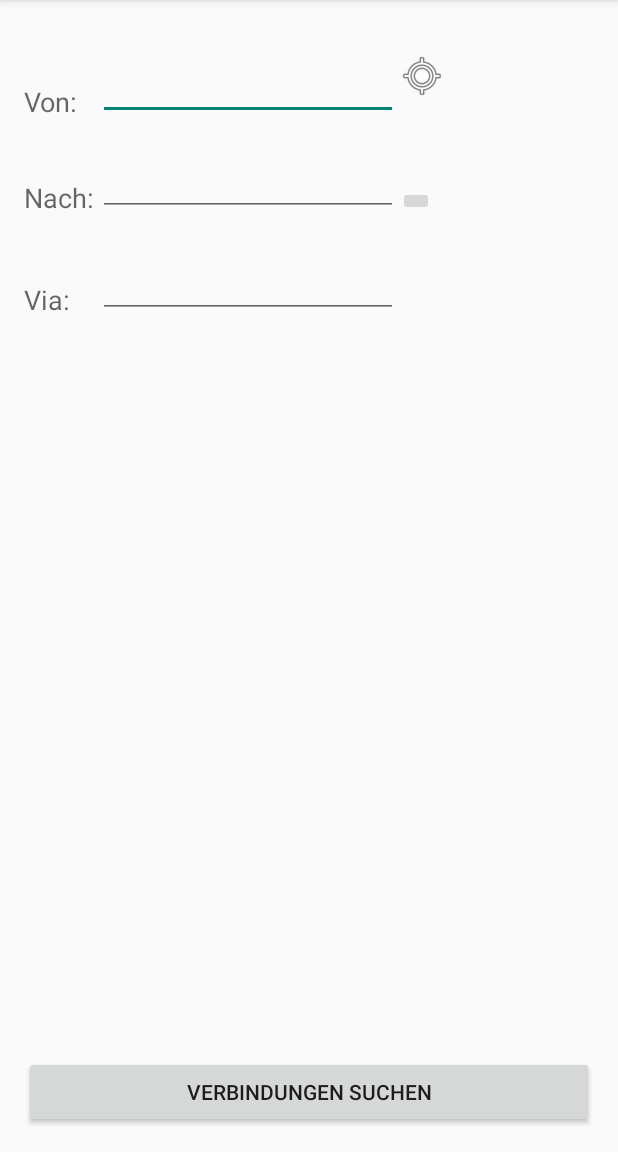
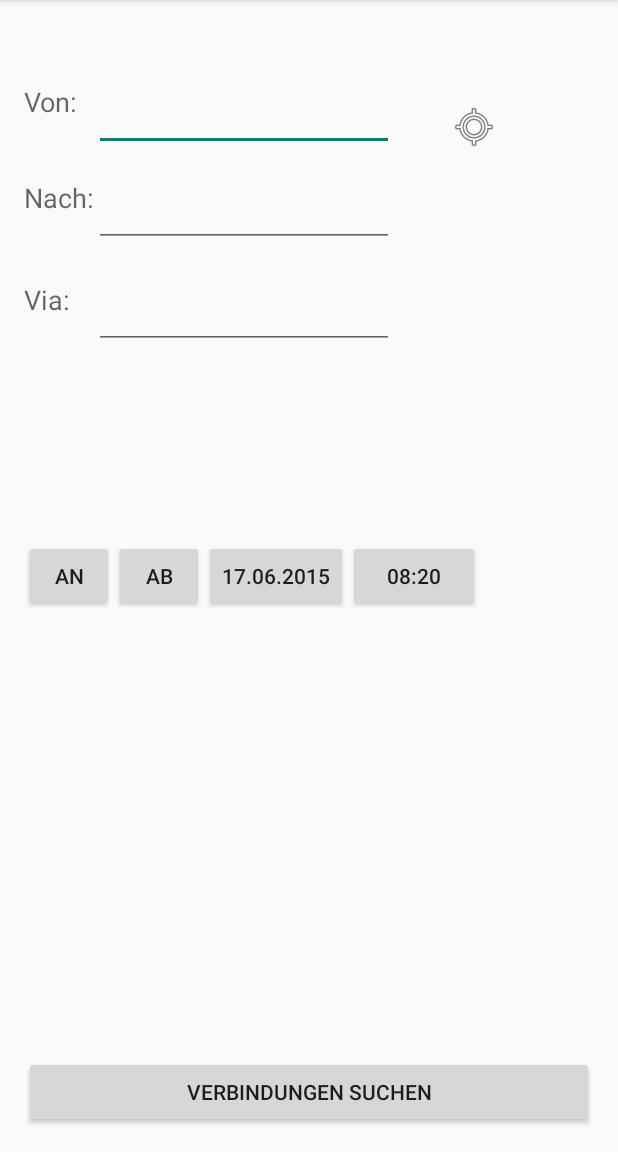
Before and after one commit to zorien-bbc/Train_Alert, an Android app: the screen it shows after launch (MainActivity), on a phone screen of 412 x 824 dp, the part 84-1236 px from its top. Run offline under Robolectric (Android 15) with nearby library versions, the phone set to English and light mode, and no system bars.

Commit message:
StartScreen

```diff
--- a/app/src/main/AndroidManifest.xml
+++ b/app/src/main/AndroidManifest.xml
@@ -4,7 +4,7 @@
 
     <application
         android:allowBackup="true"
-        android:icon="@mipmap/ic_launcher"
+        android:icon="@drawable/logo"
         android:label="@string/app_name"
         android:theme="@style/AppTheme" >
         <activity
@@ -16,10 +16,6 @@
                 <category android:name="android.intent.category.LAUNCHER" />
             </intent-filter>
         </activity>
-        <activity
-            android:name=".VerbindungenActivity"
-            android:label="@string/title_activity_verbindungen" >
-        </activity>
     </application>
 
 </manifest>
--- a/app/src/main/java/ch/berufsbildungscenter/train_alert/MainActivity.java
+++ b/app/src/main/java/ch/berufsbildungscenter/train_alert/MainActivity.java
@@ -1,12 +1,9 @@
 package ch.berufsbildungscenter.train_alert;
 
-import android.content.Intent;
 import android.support.v7.app.ActionBarActivity;
 import android.os.Bundle;
 import android.view.Menu;
 import android.view.MenuItem;
-import android.view.View;
-import android.widget.Button;
 
 
 public class MainActivity extends ActionBarActivity {
@@ -15,18 +12,6 @@ public class MainActivity extends ActionBarActivity {
     protected void onCreate(Bundle savedInstanceState) {
         super.onCreate(savedInstanceState);
         setContentView(R.layout.activity_main);
-
-        final Intent intent = new Intent(this, VerbindungenActivity.class);
-        intent.putExtra("hi", 6);
-
-        Button button = (Button) findViewById(R
-                .id.button);
-        button.setOnClickListener(new View.OnClickListener() {
-            @Override
-            public void onClick(View v) {
-                startActivity(intent);
-            }
-        });
     }
 
     @Override
--- a/app/src/main/res/layout/activity_main.xml
+++ b/app/src/main/res/layout/activity_main.xml
@@ -4,7 +4,8 @@
     android:paddingRight="@dimen/activity_horizontal_margin"
     android:paddingTop="@dimen/activity_vertical_margin"
     android:paddingBottom="@dimen/activity_vertical_margin" tools:context=".MainActivity"
-    android:id="@+id/activity_main">
+    android:id="@+id/activity_main"
+    android:clickable="false">
 
 
     <TextView
@@ -21,8 +22,8 @@
         android:layout_width="200dp"
         android:layout_height="wrap_content"
         android:id="@+id/editText"
-        android:layout_alignBottom="@+id/textView"
-        android:layout_marginStart="49dp" />
+        android:layout_alignTop="@+id/textView"
+        android:layout_toEndOf="@+id/textView2" />
 
     <TextView
         android:layout_width="wrap_content"
@@ -38,8 +39,8 @@
         android:layout_width="200dp"
         android:layout_height="wrap_content"
         android:id="@+id/editText2"
-        android:layout_alignBottom="@+id/textView2"
-        android:layout_alignStart="@+id/editText" />
+        android:layout_alignTop="@+id/textView2"
+        android:layout_toEndOf="@+id/textView2" />
 
     <TextView
         android:layout_width="wrap_content"
@@ -55,7 +56,7 @@
         android:layout_width="200dp"
         android:layout_height="wrap_content"
         android:id="@+id/editText3"
-        android:layout_alignBottom="@+id/textView3"
+        android:layout_alignTop="@+id/textView3"
         android:layout_alignStart="@+id/editText2" />
 
     <Button
@@ -73,14 +74,40 @@
         android:id="@+id/imageButton"
         android:src="@android:drawable/ic_menu_mylocation"
         android:background="@null"
-        android:layout_alignTop="@+id/editText"
-        android:layout_toEndOf="@+id/editText" />
+        android:layout_alignBottom="@+id/editText"
+        android:layout_toEndOf="@+id/editText"
+        android:layout_marginStart="37dp" />
 
-    <ImageButton
+    <Button
+        android:layout_width="60dp"
+        android:layout_height="wrap_content"
+        android:text="An"
+        android:id="@+id/button7"
+        android:layout_alignTop="@+id/button3"
+        android:layout_alignParentStart="true" />
+
+    <Button
+        android:layout_width="60dp"
+        android:layout_height="wrap_content"
+        android:text="Ab"
+        android:id="@+id/button3"
+        android:layout_alignTop="@+id/button2"
+        android:layout_toEndOf="@+id/button7" />
+
+    <Button
         android:layout_width="wrap_content"
         android:layout_height="wrap_content"
-        android:id="@+id/imageButton3"
-        android:layout_alignBottom="@+id/textView2"
-        android:layout_toEndOf="@+id/editText2" />
+        android:text="17.06.2015"
+        android:id="@+id/button2"
+        android:layout_alignTop="@+id/button4"
+        android:layout_toEndOf="@+id/button3" />
+
+    <Button
+        android:layout_width="wrap_content"
+        android:layout_height="wrap_content"
+        android:text="08:20"
+        android:id="@+id/button4"
+        android:layout_centerVertical="true"
+        android:layout_toEndOf="@+id/button2" />
 
 </RelativeLayout>
--- a/app/src/main/res/values/strings.xml
+++ b/app/src/main/res/values/strings.xml
@@ -3,5 +3,4 @@
 
     <string name="hello_world">Hello world!</string>
     <string name="action_settings">Settings</string>
-    <string name="title_activity_verbindungen">VerbindungenActivity</string>
 </resources>
```
Also changed, not shown: app/src/main/res/mipmap-hdpi/ic_launcher.png, app/src/main/res/mipmap-mdpi/ic_launcher.png, app/src/main/res/mipmap-xhdpi/ic_launcher.png, app/src/main/res/mipmap-xxhdpi/ic_launcher.png.
